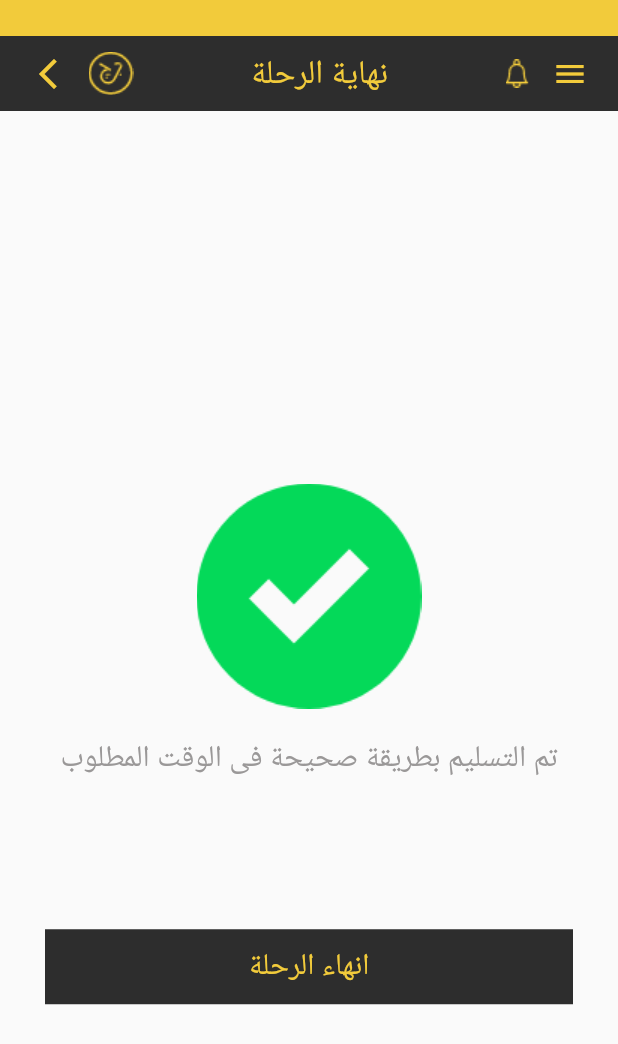
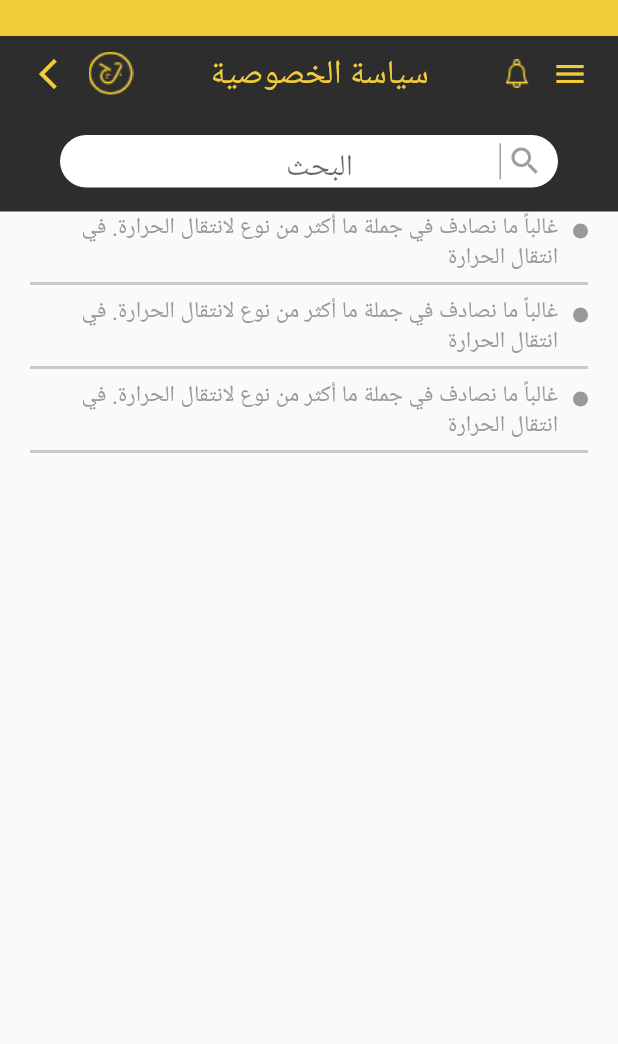
Before and after one commit to Ahmed20Salah/JP-App, a Flutter app: the screen it shows after launch, on a phone screen of 412 x 824 dp. Shown: the top 1044 px of the screen. Run offline on Flutter 3.47's test engine with Material 2 defaults, Android fonts, the phone set to English and light mode, and no system bars.

Commit message:
policy screen

```diff
--- a/lib/main.dart
+++ b/lib/main.dart
@@ -8,6 +8,7 @@ import 'package:jp/ui/pages/home.dart';
 import 'package:jp/ui/pages/item_description.dart';
 import 'package:jp/ui/pages/order.dart';
 import 'package:jp/ui/pages/other.dart';
+import 'package:jp/ui/pages/policy.dart';
 
 import 'ui/pages/register.dart';
 
@@ -32,7 +33,7 @@ class MyApp extends StatelessWidget {
       theme: ThemeData(
         primarySwatch: Colors.blue,
       ),
-      home: EndTransaction(),
+      home: Policy(),
     );
   }
 }
--- /dev/null
+++ b/lib/ui/pages/policy.dart
@@ -0,0 +1,48 @@
+import 'package:flutter/material.dart';
+import 'package:jp/ui/widgets/appbar.dart';
+import 'package:jp/ui/widgets/notification_bar.dart';
+import 'package:jp/ui/widgets/policy_text.dart';
+import 'package:jp/ui/widgets/search.dart';
+
+class Policy extends StatelessWidget {
+  final List<String> _data = [
+    'غالباً ما نصادف في جملة ما أكثر من نوع لانتقال الحرارة. في انتقال الحرارة',
+    'غالباً ما نصادف في جملة ما أكثر من نوع لانتقال الحرارة. في انتقال الحرارة',
+    'غالباً ما نصادف في جملة ما أكثر من نوع لانتقال الحرارة. في انتقال الحرارة'
+  ];
+
+  @override
+  Widget build(BuildContext context) {
+    return Scaffold(
+      body: SingleChildScrollView(
+        child: Column(
+          children: <Widget>[
+            NotificationBar(),
+            Appbar('سياسة الخصوصية'),
+            Search(),
+            Container(
+              margin: EdgeInsets.symmetric(horizontal: 20.0),
+              height: MediaQuery.of(context).size.height - 80.0,
+              child: ListView.builder(
+                itemCount: _data.length,
+                itemBuilder: (context, index) {
+                  return Container(
+                    child: Column(
+                      children: <Widget>[
+                        PolicyText(_data[index]),
+                        Divider(
+                          color: Color(0xffC9C9C9),
+                          thickness: 2,
+                        )
+                      ],
+                    ),
+                  );
+                },
+              ),
+            )
+          ],
+        ),
+      ),
+    );
+  }
+}
--- /dev/null
+++ b/lib/ui/widgets/policy_text.dart
@@ -0,0 +1,31 @@
+import 'package:flutter/cupertino.dart';
+
+class PolicyText extends StatelessWidget {
+  final String text;
+  PolicyText(this.text);
+  @override
+  Widget build(BuildContext context) {
+    return Container(
+      child: Row(
+        crossAxisAlignment: CrossAxisAlignment.start,
+        mainAxisAlignment: MainAxisAlignment.spaceBetween,
+        children: <Widget>[
+          Container(
+            margin: EdgeInsets.only(top: 8, left: 8),
+            width: 10,
+            height: 10.0,
+            decoration: BoxDecoration(
+                borderRadius: BorderRadius.circular(10.0),
+                color: Color(0xff9A9898)),
+          ),
+          Container(
+              width: MediaQuery.of(context).size.width - 60.0,
+              child: Text(
+                text,
+                style: TextStyle(color: Color(0xff9A9898)),
+              ))
+        ],
+      ),
+    );
+  }
+}
```
